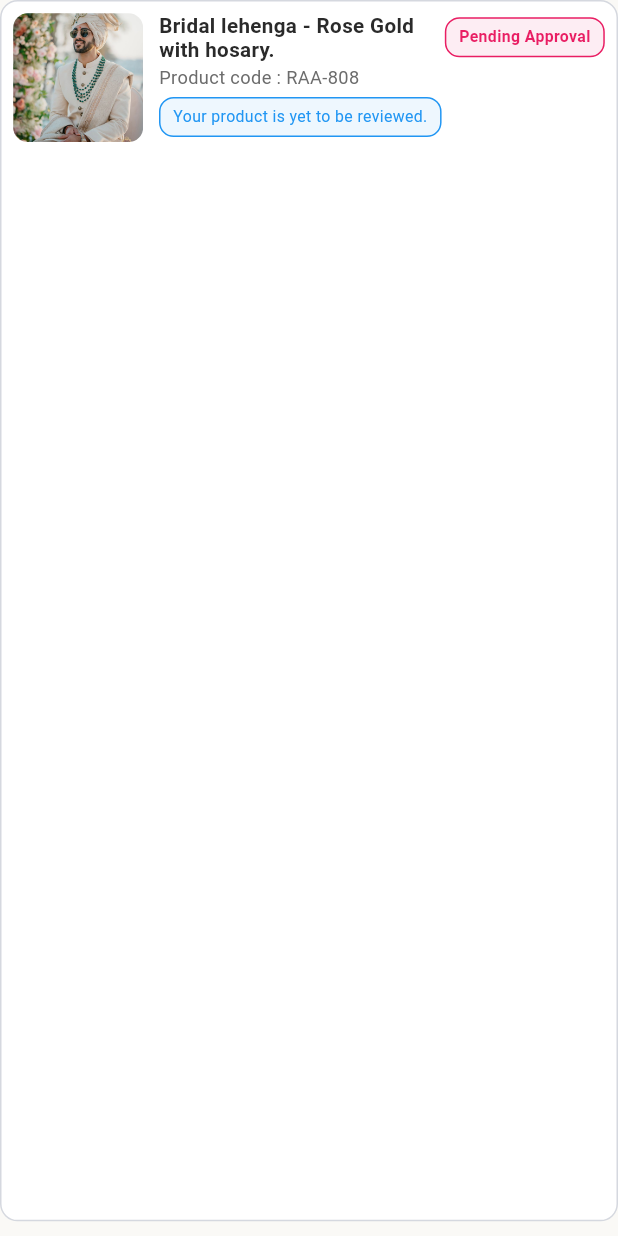
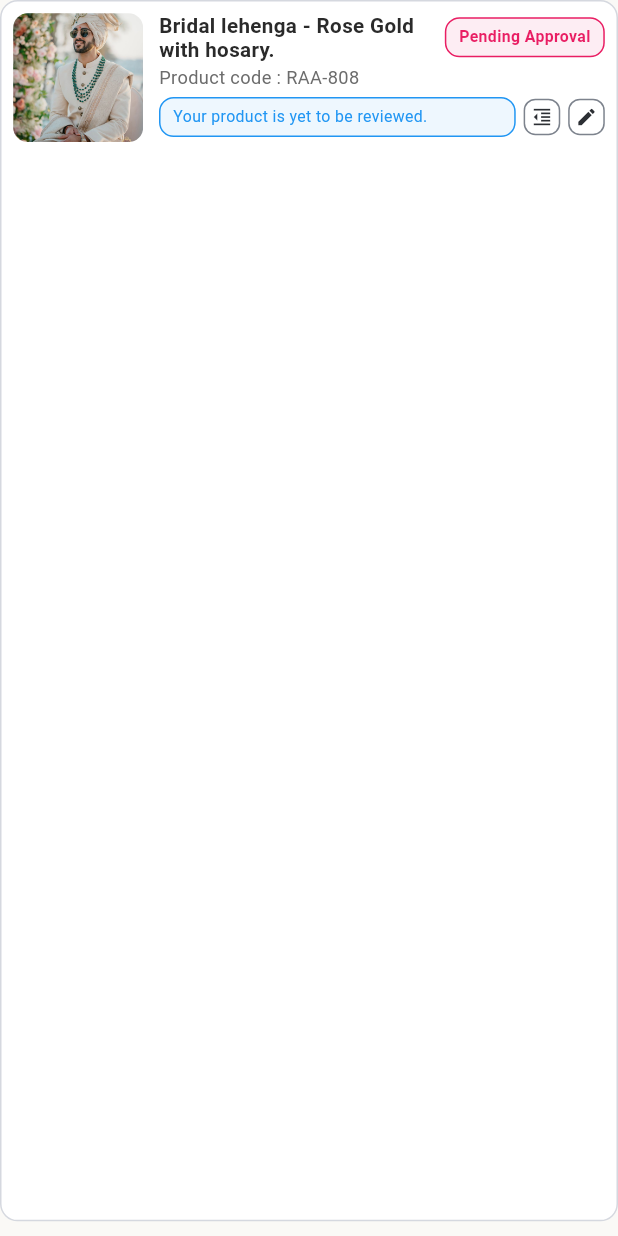
Before and after one commit to prem-create/onesoff_android, a Flutter app: the ProductCard widget shown alone on an empty page, opened directly with sample values from the repository, on a phone screen of 412 x 824 dp. Run offline on Flutter 3.47's test engine with Material 3 defaults, Android fonts, the phone set to English and light mode, and no system bars; our stand-ins replace confetti, file_picker, fl_chart, get.

Commit message:
add_on/Added product action buttons to product card

```diff
--- a/lib/app/modules/seller/tabs/sellerProducts_tab/view/seller_products_tab.dart
+++ b/lib/app/modules/seller/tabs/sellerProducts_tab/view/seller_products_tab.dart
@@ -41,57 +41,6 @@ class SellerProductsTab extends GetView<SellerProductsController> {
             (SellerProductItem product) => ProductCard(product: product),
           ),
         ],
-      ),
-    );
-  }
-}
-
-class _MetricTile extends StatelessWidget {
-  const _MetricTile({required this.item});
-
-  final SellerMetricItem item;
-
-  @override
-  Widget build(BuildContext context) {
-    return SizedBox(
-      height: DeviceResponsive.h(context, 85),
-      child: Container(
-        padding: EdgeInsets.symmetric(
-          horizontal: DeviceResponsive.w(context, 8),
-          vertical: DeviceResponsive.h(context, 10),
-        ),
-        decoration: BoxDecoration(
-          color: Colors.white,
-          borderRadius: BorderRadius.circular(DeviceResponsive.r(context, 10)),
-          border: Border.all(color: const Color(0xFFE0E2E7)),
-        ),
-        child: Column(
-          crossAxisAlignment: CrossAxisAlignment.start,
-          mainAxisAlignment: MainAxisAlignment.center,
-          children: <Widget>[
-            Text(
-              item.label,
-              maxLines: 2,
-              overflow: TextOverflow.ellipsis,
-              style: TextStyle(
-                color: AppColors.textSecondary,
-                fontSize: DeviceResponsive.sp(context, 10.5, minScale: 0.86),
-                height: 1.15,
-              ),
-            ),
-            SizedBox(height: DeviceResponsive.h(context, 5)),
-            Text(
-              item.value,
-              maxLines: 1,
-              overflow: TextOverflow.ellipsis,
-              style: TextStyle(
-                color: AppColors.primary,
-                fontSize: DeviceResponsive.sp(context, 17, minScale: 0.86),
-                fontWeight: FontWeight.w700,
-              ),
-            ),
-          ],
-        ),
       ),
     );
   }
@@ -228,7 +177,10 @@ class ProductCard extends StatelessWidget {
                     ),
                   ],
                   SizedBox(height: DeviceResponsive.h(context, 6)),
-                  Container(
+                  Row(
+                    children: [
+                      Expanded(
+                        child: Container(
                           padding: EdgeInsets.symmetric(
                             horizontal: DeviceResponsive.w(context, 8),
                             vertical: DeviceResponsive.h(context, 5),
@@ -258,7 +210,127 @@ class ProductCard extends StatelessWidget {
                             ),
                           ),
                         ),
+                      ),
+                      SizedBox(width: DeviceResponsive.w(context, 5)),
+                      _productActionButtons(context),
                     ],
+                  ),
+                ],
+              ),
+            ),
+          ],
+        ),
+      ),
+    );
+  }
+
+  Widget _productActionButtons(BuildContext context) {
+    final double buttonSize = DeviceResponsive.r(
+      context,
+      25,
+    ).clamp(22, 28).toDouble();
+    final double iconSize = DeviceResponsive.r(
+      context,
+      15,
+    ).clamp(13, 17).toDouble();
+    final double gap = DeviceResponsive.w(context, 5);
+    final double radius = DeviceResponsive.r(context, 8);
+
+    return Row(
+      mainAxisSize: MainAxisSize.min,
+      children: [
+        _ProductActionButton(
+          size: buttonSize,
+          iconSize: iconSize,
+          radius: radius,
+          icon: Icons.format_indent_decrease,
+        ),
+        SizedBox(width: gap),
+        _ProductActionButton(
+          size: buttonSize,
+          iconSize: iconSize,
+          radius: radius,
+          icon: Icons.edit,
+        ),
+      ],
+    );
+  }
+}
+
+class _ProductActionButton extends StatelessWidget {
+  const _ProductActionButton({
+    required this.size,
+    required this.iconSize,
+    required this.radius,
+    required this.icon,
+  });
+
+  final double size;
+  final double iconSize;
+  final double radius;
+  final IconData icon;
+
+  @override
+  Widget build(BuildContext context) {
+    return InkWell(
+      onTap: () {},
+      borderRadius: BorderRadius.circular(radius),
+      child: Container(
+        height: size,
+        width: size,
+        alignment: Alignment.center,
+        decoration: BoxDecoration(
+          border: Border.all(color: const Color(0xFF7D838D)),
+          borderRadius: BorderRadius.circular(radius),
+        ),
+        child: Icon(icon, color: const Color(0xFF2C2F34), size: iconSize),
+      ),
+    );
+  }
+}
+
+class _MetricTile extends StatelessWidget {
+  const _MetricTile({required this.item});
+
+  final SellerMetricItem item;
+
+  @override
+  Widget build(BuildContext context) {
+    return SizedBox(
+      height: DeviceResponsive.h(context, 85),
+      child: Container(
+        padding: EdgeInsets.symmetric(
+          horizontal: DeviceResponsive.w(context, 8),
+          vertical: DeviceResponsive.h(context, 10),
+        ),
+        decoration: BoxDecoration(
+          color: Colors.white,
+          borderRadius: BorderRadius.circular(DeviceResponsive.r(context, 10)),
+          border: Border.all(color: const Color(0xFFE0E2E7)),
+        ),
+        child: Column(
+          crossAxisAlignment: CrossAxisAlignment.start,
+          mainAxisAlignment: MainAxisAlignment.center,
+          children: <Widget>[
+            Text(
+              item.label,
+              maxLines: 2,
+              overflow: TextOverflow.ellipsis,
+              style: TextStyle(
+                color: AppColors.textSecondary,
+                fontSize: DeviceResponsive.sp(context, 10.5, minScale: 0.86),
+                height: 1.15,
+              ),
+            ),
+            SizedBox(height: DeviceResponsive.h(context, 5)),
+            Text(
+              item.value,
+              maxLines: 1,
+              overflow: TextOverflow.ellipsis,
+              style: TextStyle(
+                color: AppColors.primary,
+                fontSize: DeviceResponsive.sp(context, 17, minScale: 0.86),
+                fontWeight: FontWeight.w700,
               ),
             ),
           ],
```
Lines whose indentation alone changed are shown as unchanged.
